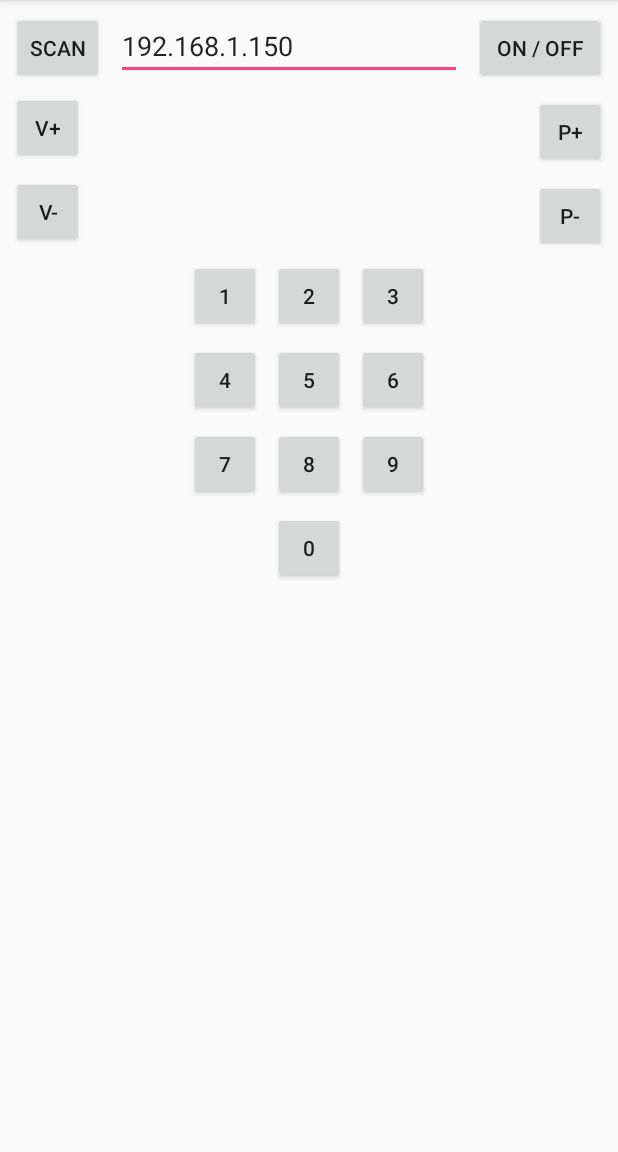
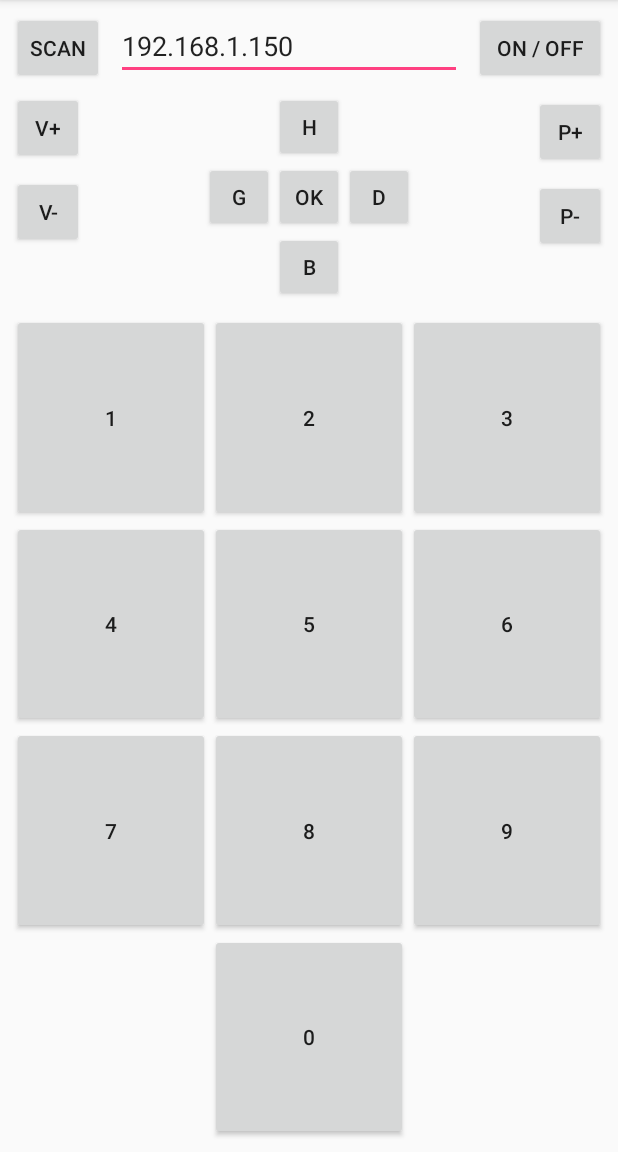
Before and after one commit to batou9150/BboxSensationRemoteControl, an Android app: the screen it shows after launch (MainActivity), on a phone screen of 412 x 824 dp, the part 84-1236 px from its top. Run offline under Robolectric (Android 15) with nearby library versions, the phone set to English and light mode, and no system bars.

Commit message:
add buttons 0 to 9 and d-pad

```diff
--- a/app/src/main/java/fr/batoucada/bboxsensationremotecontrol/MainActivity.java
+++ b/app/src/main/java/fr/batoucada/bboxsensationremotecontrol/MainActivity.java
@@ -32,6 +32,12 @@ public class MainActivity extends AppCompatActivity {
         buttonIdList.add(R.id.b_8);
         buttonIdList.add(R.id.b_9);
 
+        buttonIdList.add(R.id.b_ok);
+        buttonIdList.add(R.id.b_left_arrow);
+        buttonIdList.add(R.id.b_up_arrow);
+        buttonIdList.add(R.id.b_right_arrow);
+        buttonIdList.add(R.id.b_down_arrow);
+
         View.OnClickListener buttonOnClickListener = new View.OnClickListener() {
             public void onClick(View v) {
                 EditText editTextIpAddress = findViewById(R.id.edit_text_ip_address);
--- a/app/src/main/res/layout/activity_main.xml
+++ b/app/src/main/res/layout/activity_main.xml
@@ -100,141 +100,33 @@
             android:layout_marginTop="8dp"
             style="@style/Widget.AppCompat.Button.Small"/>
 
-    <Space
+    <include
             android:layout_width="0dp"
-            android:layout_height="wrap_content"
-            app:layout_constraintTop_toBottomOf="@+id/b_volume_down"
-            app:layout_constraintStart_toStartOf="parent"
-            app:layout_constraintEnd_toEndOf="parent"
-            android:id="@+id/space"/>
-
-    <Button
-            android:text="@string/b_0_text"
-            android:layout_width="wrap_content"
-            android:layout_height="wrap_content"
-            android:id="@+id/b_0"
-            android:tag='59'
-            style="@style/Widget.AppCompat.Button.Small"
-            android:layout_marginTop="8dp"
-            app:layout_constraintTop_toBottomOf="@+id/b_8"
-            app:layout_constraintStart_toStartOf="@+id/b_8"
-            />
-
-    <Button
-            android:text="@string/b_1_text"
-            android:layout_width="wrap_content"
-            android:layout_height="wrap_content"
-            android:id="@+id/b_1"
-            android:tag='50'
-            style="@style/Widget.AppCompat.Button.Small"
-            android:layout_marginTop="8dp"
-            app:layout_constraintTop_toBottomOf="@+id/space"
-            app:layout_constraintEnd_toStartOf="@+id/b_2"
-            android:layout_marginEnd="8dp"
-            android:layout_marginRight="8dp"/>
-
-    <Button
-            android:text="@string/b_2_text"
-            android:layout_width="wrap_content"
-            android:layout_height="wrap_content"
-            android:id="@+id/b_2"
-            android:tag='51'
-            style="@style/Widget.AppCompat.Button.Small"
-            app:layout_constraintTop_toBottomOf="@+id/space"
-            android:layout_marginTop="8dp"
+            android:layout_height="0dp"
+            layout="@layout/button_0_to_9"
             app:layout_constraintStart_toStartOf="parent"
             android:layout_marginLeft="8dp"
             android:layout_marginStart="8dp"
             app:layout_constraintEnd_toEndOf="parent"
             android:layout_marginEnd="8dp"
+            android:layout_marginRight="8dp"
+            app:layout_constraintBottom_toBottomOf="parent"
+            android:layout_marginBottom="8dp"
+            app:layout_constraintTop_toBottomOf="@+id/include"
+            android:layout_marginTop="8dp"/>
+
+    <include
+            android:layout_width="140dp"
+            android:layout_height="140dp"
+            layout="@layout/dpad"
+            android:id="@+id/include"
+            android:layout_marginTop="8dp"
+            app:layout_constraintTop_toBottomOf="@+id/edit_text_ip_address"
+            app:layout_constraintStart_toEndOf="@+id/b_volume_down"
+            android:layout_marginLeft="8dp"
+            android:layout_marginStart="8dp"
+            app:layout_constraintEnd_toStartOf="@+id/b_program_down"
+            android:layout_marginEnd="8dp"
             android:layout_marginRight="8dp"/>
 
-    <Button
-            android:text="@string/b_3_text"
-            android:layout_width="wrap_content"
-            android:layout_height="wrap_content"
-            android:id="@+id/b_3"
-            android:tag='52'
-            style="@style/Widget.AppCompat.Button.Small"
-            android:layout_marginTop="8dp"
-            app:layout_constraintTop_toBottomOf="@+id/space"
-            app:layout_constraintStart_toEndOf="@+id/b_2"
-            android:layout_marginLeft="8dp"
-            android:layout_marginStart="8dp"/>
-
-    <Button
-            android:text="@string/b_4_text"
-            android:layout_width="wrap_content"
-            android:layout_height="wrap_content"
-            android:id="@+id/b_4"
-            android:tag='53'
-            style="@style/Widget.AppCompat.Button.Small"
-            android:layout_marginTop="8dp"
-            app:layout_constraintTop_toBottomOf="@+id/b_1"
-            app:layout_constraintStart_toStartOf="@+id/b_1"
-            />
-
-    <Button
-            android:text="@string/b_5_text"
-            android:layout_width="wrap_content"
-            android:layout_height="wrap_content"
-            android:id="@+id/b_5"
-            android:tag='54'
-            style="@style/Widget.AppCompat.Button.Small"
-            android:layout_marginTop="8dp"
-            app:layout_constraintTop_toBottomOf="@+id/b_2"
-            app:layout_constraintStart_toEndOf="@+id/b_4"
-            android:layout_marginLeft="8dp"
-            android:layout_marginStart="8dp"/>
-    <Button
-            android:text="@string/b_6_text"
-            android:layout_width="wrap_content"
-            android:layout_height="wrap_content"
-            android:id="@+id/b_6"
-            android:tag='55'
-            style="@style/Widget.AppCompat.Button.Small"
-            android:layout_marginTop="8dp"
-            app:layout_constraintTop_toBottomOf="@+id/b_3"
-            app:layout_constraintStart_toEndOf="@+id/b_5"
-            android:layout_marginLeft="8dp"
-            android:layout_marginStart="8dp"/>
-
-    <Button
-            android:text="@string/b_7_text"
-            android:layout_width="wrap_content"
-            android:layout_height="wrap_content"
-            android:id="@+id/b_7"
-            android:tag='57'
-            style="@style/Widget.AppCompat.Button.Small"
-            android:layout_marginTop="8dp"
-            app:layout_constraintTop_toBottomOf="@+id/b_4"
-            app:layout_constraintStart_toStartOf="@+id/b_4"
-            />
-
-    <Button
-            android:text="@string/b_8_text"
-            android:layout_width="wrap_content"
-            android:layout_height="wrap_content"
-            android:id="@+id/b_8"
-            android:tag='59'
-            style="@style/Widget.AppCompat.Button.Small"
-            android:layout_marginTop="8dp"
-            app:layout_constraintTop_toBottomOf="@+id/b_5"
-            app:layout_constraintStart_toEndOf="@+id/b_7"
-            android:layout_marginLeft="8dp"
-            android:layout_marginStart="8dp"/>
-
-    <Button
-            android:text="@string/b_9_text"
-            android:layout_width="wrap_content"
-            android:layout_height="wrap_content"
-            android:id="@+id/b_9"
-            android:tag='58'
-            style="@style/Widget.AppCompat.Button.Small"
-            android:layout_marginTop="8dp"
-            app:layout_constraintTop_toBottomOf="@+id/b_6"
-            app:layout_constraintStart_toEndOf="@+id/b_8"
-            android:layout_marginLeft="8dp"
-            android:layout_marginStart="8dp"/>
-
 </android.support.constraint.ConstraintLayout>
--- /dev/null
+++ b/app/src/main/res/layout/button_0_to_9.xml
@@ -0,0 +1,132 @@
+<?xml version="1.0" encoding="utf-8"?>
+<android.support.constraint.ConstraintLayout
+        xmlns:android="http://schemas.android.com/apk/res/android"
+        xmlns:tools="http://schemas.android.com/tools"
+        xmlns:app="http://schemas.android.com/apk/res-auto"
+        android:layout_width="match_parent"
+        android:layout_height="match_parent"
+        tools:context=".MainActivity">
+
+    <Button
+            android:text="@string/b_0_text"
+            android:layout_width="0dp"
+            android:layout_height="0dp"
+            android:id="@+id/b_0"
+            android:tag='59'
+            style="@style/Widget.AppCompat.Button.Small"
+            app:layout_constraintTop_toBottomOf="@+id/b_8"
+            app:layout_constraintStart_toStartOf="@+id/b_8"
+            app:layout_constraintBottom_toBottomOf="parent"
+            app:layout_constraintEnd_toEndOf="@+id/b_8"
+            />
+
+    <Button
+            android:text="@string/b_1_text"
+            android:layout_width="0dp"
+            android:layout_height="0dp"
+            android:id="@+id/b_1"
+            android:tag='50'
+            style="@style/Widget.AppCompat.Button.Small"
+            app:layout_constraintTop_toTopOf="parent"
+            app:layout_constraintStart_toStartOf="parent"
+            app:layout_constraintEnd_toStartOf="@+id/b_2"
+            app:layout_constraintBottom_toTopOf="@+id/b_4"/>
+
+    <Button
+            android:text="@string/b_2_text"
+            android:layout_width="0dp"
+            android:layout_height="0dp"
+            android:id="@+id/b_2"
+            android:tag='51'
+            style="@style/Widget.AppCompat.Button.Small"
+            app:layout_constraintTop_toTopOf="parent"
+            app:layout_constraintStart_toEndOf="@+id/b_1"
+            app:layout_constraintEnd_toStartOf="@+id/b_3"
+            app:layout_constraintBottom_toTopOf="@+id/b_5"
+            />
+
+    <Button
+            android:text="@string/b_3_text"
+            android:layout_width="0dp"
+            android:layout_height="0dp"
+            android:id="@+id/b_3"
+            android:tag='52'
+            app:layout_constraintStart_toEndOf="@+id/b_2"
+            app:layout_constraintTop_toTopOf="parent"
+            app:layout_constraintEnd_toEndOf="parent"
+            app:layout_constraintBottom_toTopOf="@+id/b_6"
+            />
+
+    <Button
+            android:text="@string/b_4_text"
+            android:layout_width="0dp"
+            android:layout_height="0dp"
+            android:id="@+id/b_4"
+            android:tag='53'
+            style="@style/Widget.AppCompat.Button.Small"
+            app:layout_constraintTop_toBottomOf="@+id/b_1"
+            app:layout_constraintStart_toStartOf="parent"
+            app:layout_constraintEnd_toStartOf="@+id/b_5"
+            app:layout_constraintBottom_toTopOf="@+id/b_7"/>
+
+    <Button
+            android:text="@string/b_5_text"
+            android:layout_width="0dp"
+            android:layout_height="0dp"
+            android:id="@+id/b_5"
+            android:tag='54'
+            style="@style/Widget.AppCompat.Button.Small"
+            app:layout_constraintTop_toBottomOf="@+id/b_2"
+            app:layout_constraintStart_toEndOf="@+id/b_4"
+            app:layout_constraintEnd_toStartOf="@+id/b_6"
+            app:layout_constraintBottom_toTopOf="@+id/b_8"/>
+
+    <Button
+            android:text="@string/b_6_text"
+            android:layout_width="0dp"
+            android:layout_height="0dp"
+            android:id="@+id/b_6"
+            android:tag='55'
+            style="@style/Widget.AppCompat.Button.Small"
+            app:layout_constraintTop_toBottomOf="@+id/b_3"
+            app:layout_constraintStart_toEndOf="@+id/b_5"
+            app:layout_constraintEnd_toEndOf="parent"
+            app:layout_constraintBottom_toTopOf="@+id/b_9"/>
+
+    <Button
+            android:text="@string/b_7_text"
+            android:layout_width="0dp"
+            android:layout_height="0dp"
+            android:id="@+id/b_7"
+            android:tag='57'
+            style="@style/Widget.AppCompat.Button.Small"
+            app:layout_constraintTop_toBottomOf="@+id/b_4"
+            app:layout_constraintStart_toStartOf="parent"
+            app:layout_constraintEnd_toStartOf="@+id/b_8"
+            app:layout_constraintBottom_toTopOf="@+id/b_0"/>
+
+    <Button
+            android:text="@string/b_8_text"
+            android:layout_width="0dp"
+            android:layout_height="0dp"
+            android:id="@+id/b_8"
+            android:tag='59'
+            style="@style/Widget.AppCompat.Button.Small"
+            app:layout_constraintTop_toBottomOf="@+id/b_5"
+            app:layout_constraintStart_toEndOf="@+id/b_7"
+            app:layout_constraintEnd_toStartOf="@+id/b_9"
+            app:layout_constraintBottom_toTopOf="@+id/b_0"/>
+
+    <Button
+            android:text="@string/b_9_text"
+            android:layout_width="0dp"
+            android:layout_height="0dp"
+            android:id="@+id/b_9"
+            android:tag='58'
+            style="@style/Widget.AppCompat.Button.Small"
+            app:layout_constraintTop_toBottomOf="@+id/b_6"
+            app:layout_constraintStart_toEndOf="@+id/b_8"
+            app:layout_constraintEnd_toEndOf="parent"
+            app:layout_constraintBottom_toTopOf="@+id/b_0"/>
+
+</android.support.constraint.ConstraintLayout>
--- /dev/null
+++ b/app/src/main/res/layout/dpad.xml
@@ -0,0 +1,71 @@
+<?xml version="1.0" encoding="utf-8"?>
+<android.support.constraint.ConstraintLayout
+        xmlns:android="http://schemas.android.com/apk/res/android"
+        xmlns:tools="http://schemas.android.com/tools"
+        xmlns:app="http://schemas.android.com/apk/res-auto"
+        android:layout_width="match_parent"
+        android:layout_height="match_parent"
+        tools:context=".MainActivity">
+
+    <Button
+            android:text="@string/b_up_arrow_text"
+            android:layout_width="0dp"
+            android:layout_height="0dp"
+            android:id="@+id/b_up_arrow"
+            android:tag='5'
+            style="@style/Widget.AppCompat.Button.Small"
+            app:layout_constraintTop_toTopOf="parent"
+            app:layout_constraintEnd_toStartOf="@+id/b_right_arrow"
+            app:layout_constraintBottom_toTopOf="@+id/b_ok"
+            app:layout_constraintStart_toStartOf="@+id/b_ok"
+            />
+
+    <Button
+            android:text="@string/b_left_arrow_text"
+            android:layout_width="0dp"
+            android:layout_height="0dp"
+            android:id="@+id/b_left_arrow"
+            android:tag='6'
+            style="@style/Widget.AppCompat.Button.Small"
+            app:layout_constraintStart_toStartOf="parent"
+            app:layout_constraintEnd_toStartOf="@+id/b_ok"
+            app:layout_constraintBottom_toTopOf="@+id/b_down_arrow"
+            app:layout_constraintTop_toTopOf="@+id/b_ok"/>
+
+    <Button
+            android:text="@string/b_ok_text"
+            android:layout_width="0dp"
+            android:layout_height="0dp"
+            android:id="@+id/b_ok"
+            android:tag='7'
+            style="@style/Widget.AppCompat.Button.Small"
+            app:layout_constraintTop_toBottomOf="@+id/b_up_arrow"
+            app:layout_constraintStart_toEndOf="@+id/b_left_arrow"
+            app:layout_constraintEnd_toStartOf="@+id/b_right_arrow"
+            app:layout_constraintBottom_toTopOf="@+id/b_down_arrow"/>
+
+    <Button
+            android:text="@string/b_right_arrow_text"
+            android:layout_width="0dp"
+            android:layout_height="0dp"
+            android:id="@+id/b_right_arrow"
+            android:tag='8'
+            style="@style/Widget.AppCompat.Button.Small"
+            app:layout_constraintStart_toEndOf="@+id/b_ok"
+            app:layout_constraintEnd_toEndOf="parent"
+            app:layout_constraintBottom_toTopOf="@+id/b_down_arrow"
+            app:layout_constraintTop_toTopOf="@+id/b_ok"/>
+
+    <Button
+            android:text="@string/b_down_arrow_text"
+            android:layout_width="0dp"
+            android:layout_height="0dp"
+            android:id="@+id/b_down_arrow"
+            android:tag='9'
+            style="@style/Widget.AppCompat.Button.Small"
+            app:layout_constraintTop_toBottomOf="@+id/b_ok"
+            app:layout_constraintEnd_toStartOf="@+id/b_right_arrow"
+            app:layout_constraintBottom_toBottomOf="parent"
+            app:layout_constraintStart_toStartOf="@+id/b_ok"/>
+
+</android.support.constraint.ConstraintLayout>
--- a/app/src/main/res/values/strings.xml
+++ b/app/src/main/res/values/strings.xml
@@ -17,4 +17,9 @@
     <string name="b_7_text">7</string>
     <string name="b_8_text">8</string>
     <string name="b_9_text">9</string>
+    <string name="b_ok_text">OK</string>
+    <string name="b_left_arrow_text">G</string>
+    <string name="b_up_arrow_text">H</string>
+    <string name="b_right_arrow_text">D</string>
+    <string name="b_down_arrow_text">B</string>
 </resources>
```
